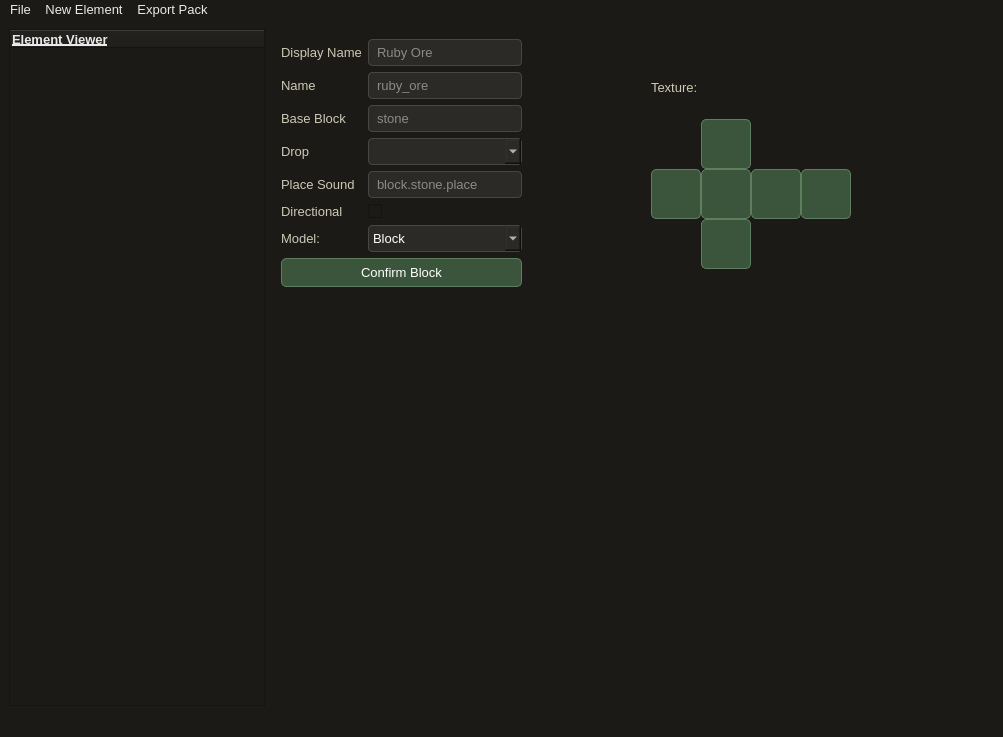
The window that lib/ui.ui (Faith-and-Code-Technologies/mDirt) describes before a commit, drawn with Qt 5.
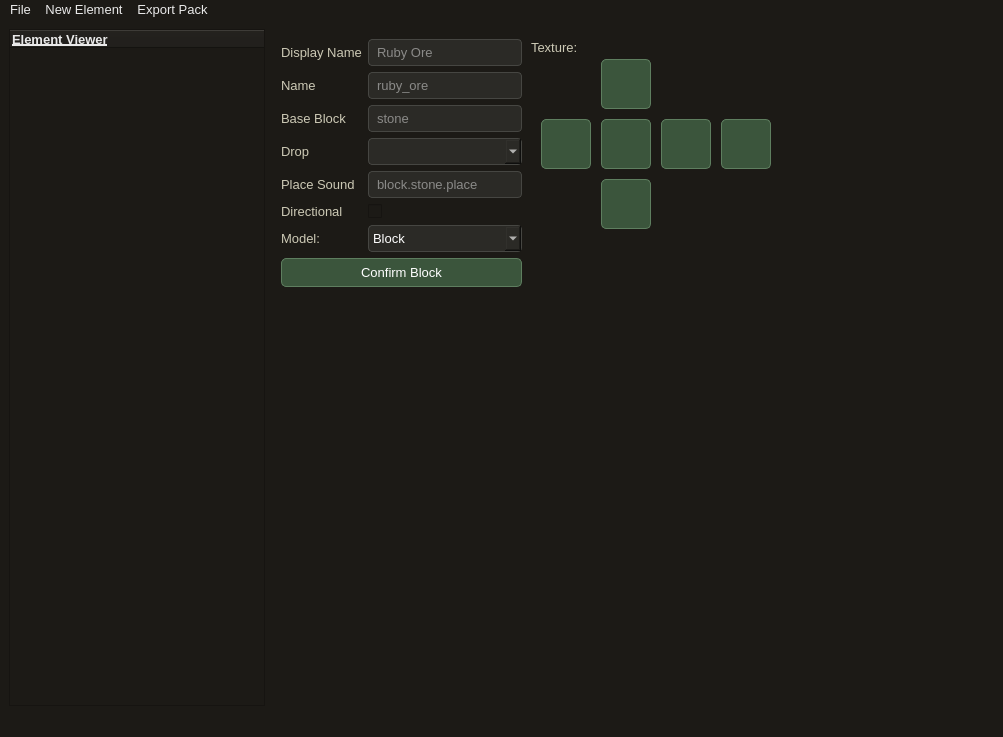
The same window after the commit. The open tabs and pages were chosen to show the change.

What changed in the file:
```diff
--- a/lib/ui.ui
+++ b/lib/ui.ui
@@ -236,8 +236,8 @@
        <widget class="QPushButton" name="blockTextureButtonBottom">
         <property name="geometry">
          <rect>
-          <x>430</x>
-          <y>190</y>
+          <x>330</x>
+          <y>150</y>
           <width>50</width>
           <height>50</height>
          </rect>
@@ -255,8 +255,8 @@
        <widget class="QPushButton" name="blockTextureButtonTop">
         <property name="geometry">
          <rect>
-          <x>430</x>
-          <y>90</y>
+          <x>330</x>
+          <y>30</y>
           <width>50</width>
           <height>50</height>
          </rect>
@@ -274,8 +274,8 @@
        <widget class="QPushButton" name="blockTextureButtonLeft">
         <property name="geometry">
          <rect>
-          <x>380</x>
-          <y>140</y>
+          <x>270</x>
+          <y>90</y>
           <width>50</width>
           <height>50</height>
          </rect>
@@ -293,8 +293,8 @@
        <widget class="QPushButton" name="blockTextureButtonBack">
         <property name="geometry">
          <rect>
-          <x>430</x>
-          <y>140</y>
+          <x>330</x>
+          <y>90</y>
           <width>50</width>
           <height>50</height>
          </rect>
@@ -312,8 +312,8 @@
        <widget class="QPushButton" name="blockTextureButtonFront">
         <property name="geometry">
          <rect>
-          <x>530</x>
-          <y>140</y>
+          <x>450</x>
+          <y>90</y>
           <width>50</width>
           <height>50</height>
          </rect>
@@ -331,8 +331,8 @@
        <widget class="QPushButton" name="blockTextureButtonRight">
         <property name="geometry">
          <rect>
-          <x>480</x>
-          <y>140</y>
+          <x>390</x>
+          <y>90</y>
           <width>50</width>
           <height>50</height>
          </rect>
@@ -350,8 +350,8 @@
        <widget class="QLabel" name="blockTextureLabel">
         <property name="geometry">
          <rect>
-          <x>380</x>
-          <y>50</y>
+          <x>260</x>
+          <y>10</y>
           <width>49</width>
           <height>16</height>
          </rect>
@@ -505,6 +505,98 @@
          </item>
         </layout>
        </widget>
+       <widget class="QLabel" name="blockTextureLabelLeft">
+        <property name="geometry">
+         <rect>
+          <x>270</x>
+          <y>90</y>
+          <width>50</width>
+          <height>50</height>
+         </rect>
+        </property>
+        <property name="text">
+         <string/>
+        </property>
+       </widget>
+       <widget class="QLabel" name="blockTextureLabelBottom">
+        <property name="geometry">
+         <rect>
+          <x>330</x>
+          <y>150</y>
+          <width>50</width>
+          <height>50</height>
+         </rect>
+        </property>
+        <property name="text">
+         <string/>
+        </property>
+       </widget>
+       <widget class="QLabel" name="blockTextureLabelBack">
+        <property name="geometry">
+         <rect>
+          <x>330</x>
+          <y>90</y>
+          <width>50</width>
+          <height>50</height>
+         </rect>
+        </property>
+        <property name="text">
+         <string/>
+        </property>
+       </widget>
+       <widget class="QLabel" name="blockTextureLabelTop">
+        <property name="geometry">
+         <rect>
+          <x>330</x>
+          <y>30</y>
+          <width>50</width>
+          <height>50</height>
+         </rect>
+        </property>
+        <property name="text">
+         <string/>
+        </property>
+       </widget>
+       <widget class="QLabel" name="blockTextureLabelRight">
+        <property name="geometry">
+         <rect>
+          <x>390</x>
+          <y>90</y>
+          <width>50</width>
+          <height>50</height>
+         </rect>
+        </property>
+        <property name="text">
+         <string/>
+        </property>
+       </widget>
+       <widget class="QLabel" name="blockTextureLabelFront">
+        <property name="geometry">
+         <rect>
+          <x>450</x>
+          <y>90</y>
+          <width>50</width>
+          <height>50</height>
+         </rect>
+        </property>
+        <property name="text">
+         <string/>
+        </property>
+       </widget>
+       <zorder>blockTextureLabelFront</zorder>
+       <zorder>blockTextureLabelRight</zorder>
+       <zorder>blockTextureLabelTop</zorder>
+       <zorder>blockTextureLabelBack</zorder>
+       <zorder>blockTextureLabelBottom</zorder>
+       <zorder>blockTextureLabelLeft</zorder>
+       <zorder>blockTextureButtonBottom</zorder>
+       <zorder>blockTextureButtonTop</zorder>
+       <zorder>blockTextureButtonLeft</zorder>
+       <zorder>blockTextureButtonBack</zorder>
+       <zorder>blockTextureButtonFront</zorder>
+       <zorder>blockTextureButtonRight</zorder>
+       <zorder>blockTextureLabel</zorder>
+       <zorder>layoutWidget</zorder>
       </widget>
       <widget class="QWidget" name="recipeEditor">
        <layout class="QFormLayout" name="formLayout">
```
Left out of the diff: 91 changed lines with no effect on the pictures.
